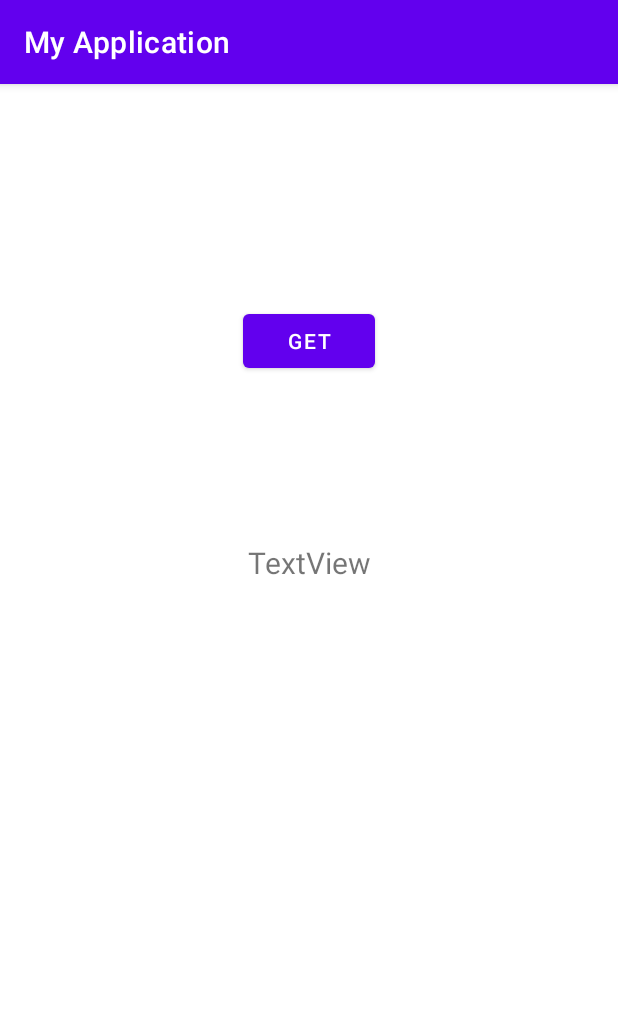
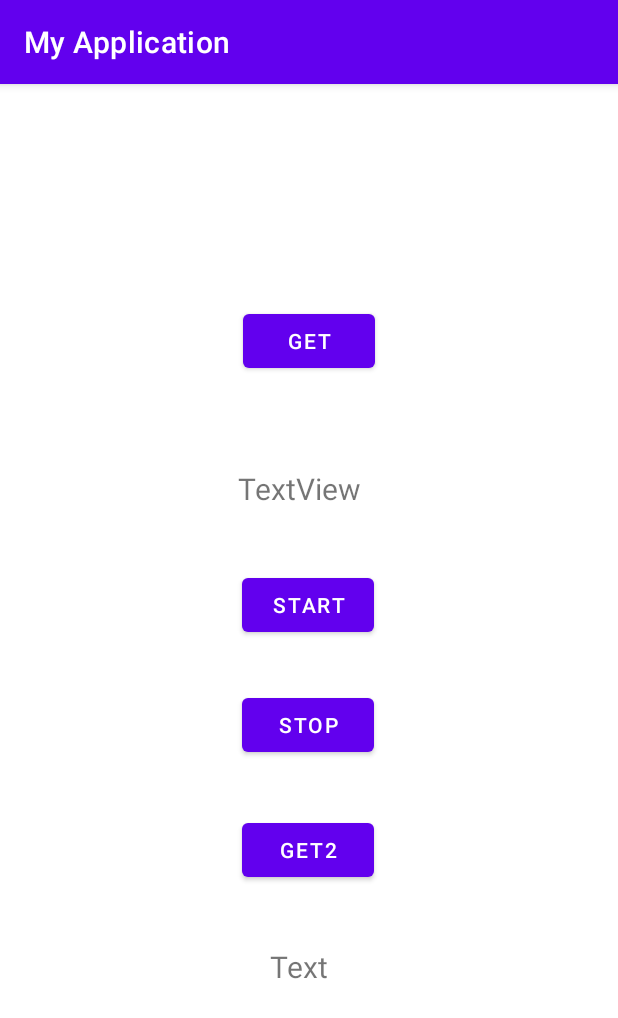
Before and after one commit to Karthikeyan-B-15/MyApplication, an Android app: the Broacast screen opened directly, with no data from a screen before it, on a phone screen of 412 x 824 dp. Shown: the top 1018 px of the screen. Run offline under Robolectric (Android 15) with nearby library versions, the phone set to English and light mode, and no system bars.

Commit message:
foregrounservice send data to broadcast receiver and stop that own service

```diff
--- a/app/src/main/java/com/example/myapplication/Broacast.java
+++ b/app/src/main/java/com/example/myapplication/Broacast.java
@@ -16,23 +16,53 @@ import android.widget.TextView;
 import android.widget.Toast;
 
 public class Broacast extends AppCompatActivity {
+    private int broad_text,broad_text2;
     BroadcastReceiver br=new BroadcastReceiver(){
         public void onReceive(Context context, Intent intent) {
-            broad_text=intent.getIntExtra("intval",0);
-            Log.i("demo","broadcast receiver"+ String.valueOf(intent.getIntExtra("intval",0)));
+            if(intent.getAction().equals("com.myapp.broad_cast_receiver")) {
+                broad_text = intent.getIntExtra("intval", 0);
+                Log.i("demo", "broadcast receiver" + String.valueOf(intent.getIntExtra("intval", 0)));
+            }else if(intent.getAction().equals("com.myapp.broad_cast_receiver2")){
+                broad_text2 = intent.getIntExtra("intval2", 0);
+                Log.i("demo", "broadcast receiver for ServiceB" + String.valueOf(intent.getIntExtra("intval2", 0)));
+            }
             Toast.makeText(context,"Broadcast received",Toast.LENGTH_LONG).show();
         }
     };;
-    private int broad_text;
-    private TextView broadText;
-    private Button broad_btn;
+
+    private TextView broadText,broadText2;
+    private Button broad_btn,start,stop,get2;
+    Intent intent;
     @Override
     protected void onCreate(Bundle savedInstanceState) {
         super.onCreate(savedInstanceState);
         setContentView(R.layout.activity_broacast);
         broadText=(TextView)findViewById(R.id.broadText);
         broad_btn=(Button)findViewById(R.id.broad_btn);
-
+        start=(Button)findViewById(R.id.start);
+        stop=(Button)findViewById(R.id.stop);
+        get2=(Button)findViewById(R.id.get2);
+        broadText2=(TextView) findViewById(R.id.broadText2);
+        start.setOnClickListener(new View.OnClickListener() {
+            @Override
+            public void onClick(View view) {
+                 intent=new Intent(Broacast.this,ServiceB.class);
+                startService(intent);
+            }
+        });
+        stop.setOnClickListener(new View.OnClickListener() {
+            @Override
+            public void onClick(View view) {
+                 intent=new Intent(Broacast.this,ServiceB.class);
+                stopService(intent);
+            }
+        });
+        get2.setOnClickListener(new View.OnClickListener() {
+            @Override
+            public void onClick(View view) {
+                broadText2.setText(String.valueOf(broad_text2));
+            }
+        });
         broad_btn.setOnClickListener(new View.OnClickListener() {
             @Override
             public void onClick(View view) {
@@ -47,6 +77,7 @@ public class Broacast extends AppCompatActivity {
         super.onStart();
         IntentFilter filter = new IntentFilter();
         filter.addAction("com.myapp.broad_cast_receiver");
+        filter.addAction("com.myapp.broad_cast_receiver2");
         registerReceiver(br, filter);
     }
 
--- a/app/src/main/res/layout/activity_broacast.xml
+++ b/app/src/main/res/layout/activity_broacast.xml
@@ -10,10 +10,11 @@
       android:id="@+id/broadText"
       android:layout_width="wrap_content"
       android:layout_height="wrap_content"
-      android:layout_marginTop="305dp"
+      android:layout_marginTop="256dp"
       android:text="TextView"
       android:textSize="20sp"
       app:layout_constraintEnd_toEndOf="parent"
+      app:layout_constraintHorizontal_bias="0.48"
       app:layout_constraintStart_toStartOf="parent"
       app:layout_constraintTop_toTopOf="parent" />
 
@@ -26,4 +27,47 @@
       app:layout_constraintEnd_toEndOf="parent"
       app:layout_constraintStart_toStartOf="parent"
       app:layout_constraintTop_toTopOf="parent" />
+
+  <Button
+      android:id="@+id/start"
+      android:layout_width="wrap_content"
+      android:layout_height="wrap_content"
+      android:layout_marginBottom="32dp"
+      android:text="start"
+      app:layout_constraintBottom_toTopOf="@+id/stop"
+      app:layout_constraintEnd_toEndOf="parent"
+      app:layout_constraintHorizontal_bias="0.498"
+      app:layout_constraintStart_toStartOf="parent" />
+
+  <Button
+      android:id="@+id/stop"
+      android:layout_width="wrap_content"
+      android:layout_height="wrap_content"
+      android:layout_marginTop="120dp"
+      android:text="stop"
+      app:layout_constraintEnd_toEndOf="@+id/start"
+      app:layout_constraintTop_toBottomOf="@+id/broadText" />
+
+  <Button
+      android:id="@+id/get2"
+      android:layout_width="wrap_content"
+      android:layout_height="wrap_content"
+      android:layout_marginTop="35dp"
+      android:text="Get2"
+      app:layout_constraintStart_toStartOf="@+id/stop"
+      app:layout_constraintTop_toBottomOf="@+id/stop" />
+
+  <TextView
+      android:id="@+id/broadText2"
+      android:layout_width="70dp"
+      android:layout_height="50dp"
+      android:layout_marginTop="235dp"
+      android:text="Text"
+      android:textSize="20sp"
+      app:layout_constraintBottom_toBottomOf="parent"
+      app:layout_constraintEnd_toEndOf="parent"
+      app:layout_constraintHorizontal_bias="0.526"
+      app:layout_constraintStart_toStartOf="parent"
+      app:layout_constraintTop_toTopOf="parent"
+      app:layout_constraintVertical_bias="0.703" />
 </androidx.constraintlayout.widget.ConstraintLayout>
```
Also changed, not shown: app/src/main/AndroidManifest.xml (+13 -9 lines), app/src/main/java/com/example/myapplication/BoundService.java (+30 -17 lines), app/src/main/java/com/example/myapplication/ForegroundService.java (added, +40 -0 lines), app/src/main/java/com/example/myapplication/ServiceB.java (added, +59 -0 lines), app/src/main/java/com/example/myapplication/ServiceHome.java (+9 -1 lines), app/src/main/res/layout/activity_foreground_service.xml (added, +20 -0 lines), app/src/main/res/layout/activity_service_home.xml (+10 -0 lines).
